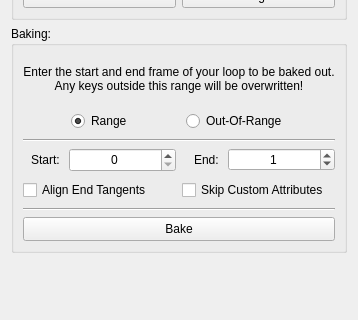
Old version of the form ui/tabs/qlooptab.ui in the repository bhsingleton/poser; both pictures show x 0 to 358 and y 235 to 555 of the 358 by 642 pixel window.
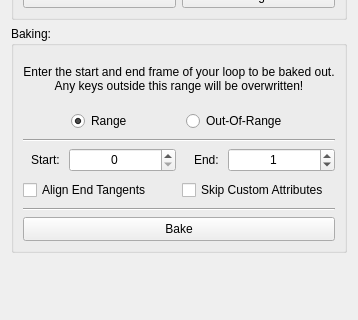
New version of the form. Icons and pictures are not drawn. Custom widgets are drawn as their Qt base class.

What changed in the file:
```diff
--- a/ui/tabs/qlooptab.ui
+++ b/ui/tabs/qlooptab.ui
@@ -911,7 +911,7 @@
             <bool>true</bool>
            </property>
            <property name="sizePolicy">
-            <sizepolicy hsizetype="Preferred" vsizetype="Fixed">
+            <sizepolicy hsizetype="Expanding" vsizetype="Preferred">
              <horstretch>0</horstretch>
              <verstretch>0</verstretch>
             </sizepolicy>
```
Left out of the diff: 36 changed lines with no effect on the pictures.
